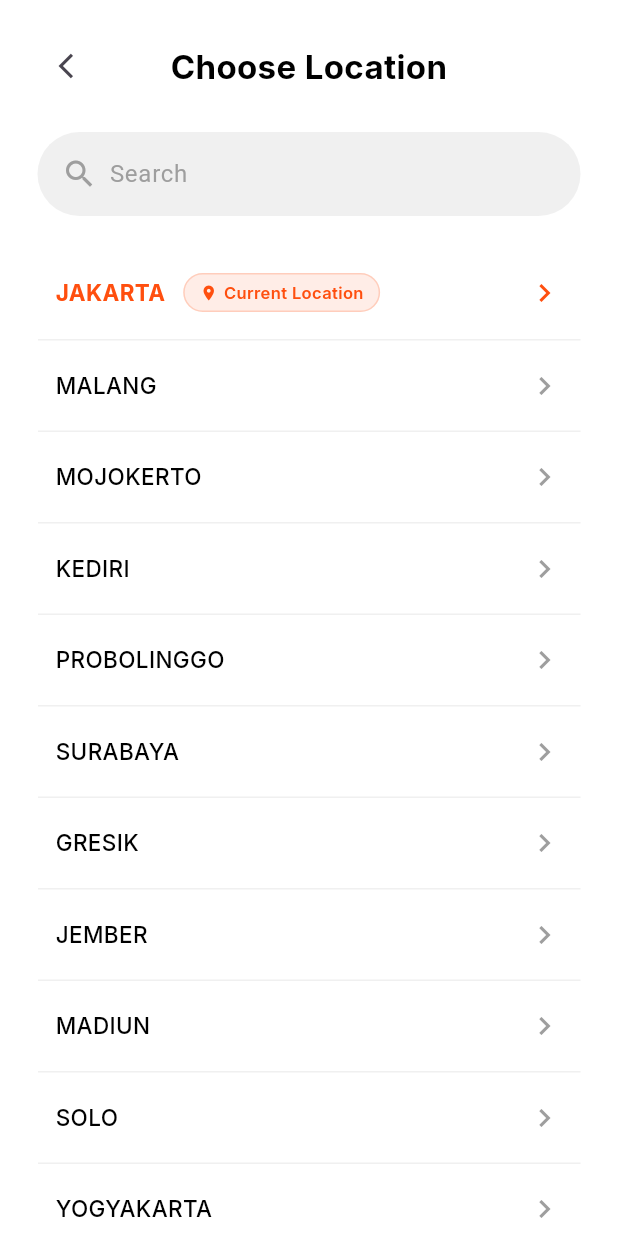
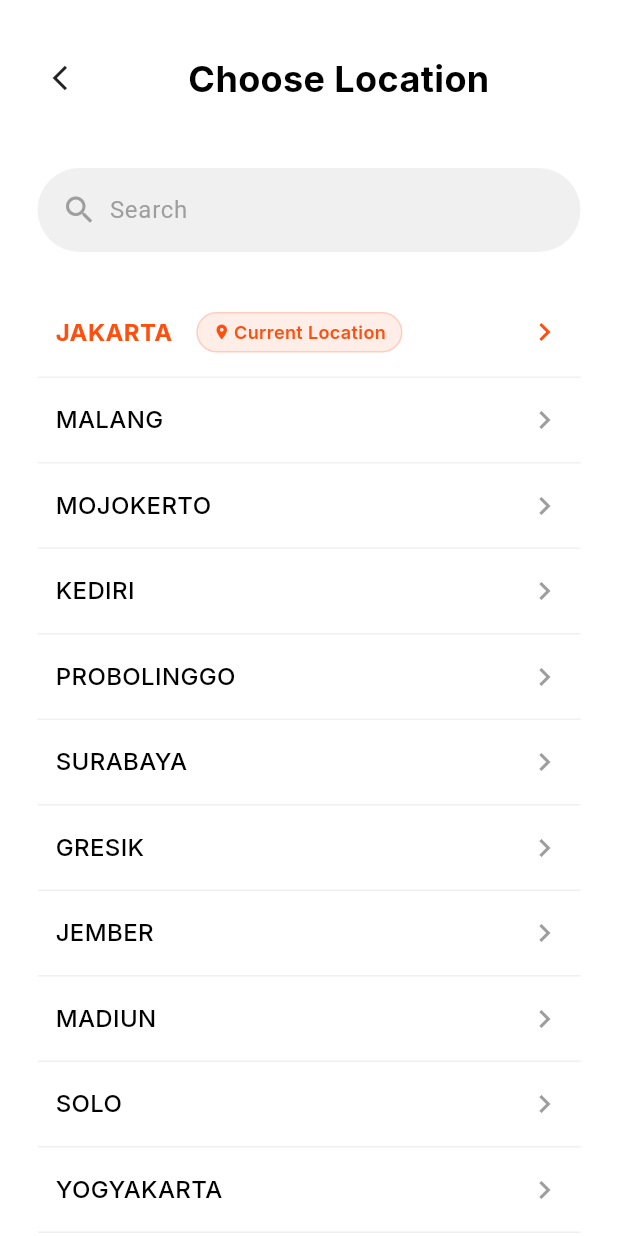
Before and after one commit to akhmaddakhir/aplikasi_teman_resto, a Flutter app: the ChooseLocationPage screen opened by its route, on a phone screen of 412 x 824 dp. Run offline on Flutter 3.47's test engine with Material 3 defaults, Android fonts, the phone set to English and light mode, and no system bars; our stand-ins replace flutter_svg, google_fonts.

Commit message:
update spacing and layout on choose location page

```diff
--- a/lib/pages/onboarding/choose_location_page.dart
+++ b/lib/pages/onboarding/choose_location_page.dart
@@ -84,38 +84,45 @@ class _ChooseLocationPageState extends State<ChooseLocationPage> {
           child: Column(
             crossAxisAlignment: CrossAxisAlignment.stretch,
             children: [
-              const SizedBox(height: 20),
+              const SizedBox(height: 32),
 
               Row(
                 crossAxisAlignment: CrossAxisAlignment.center,
                 children: [
-                  IconButton(
-                    onPressed: () => Navigator.pop(context),
-                    icon: const Icon(Icons.arrow_back_ios, size: 20),
+                  InkWell(
+                    borderRadius: BorderRadius.circular(20),
+                    onTap: () => Navigator.pop(context),
+                    child: const SizedBox(
+                      width: 40,
+                      height: 40,
+                      child: Icon(
+                        Icons.arrow_back_ios,
+                        size: 20,
+                      ),
+                    ),
                   ),
                   Expanded(
                     child: Text(
                       'Choose Location',
                       textAlign: TextAlign.center,
                       style: GoogleFonts.inter(
-                        fontSize: 22,
+                        fontSize: 24,
                         fontWeight: FontWeight.bold,
                         color: AppColors.textDark,
                       ),
                     ),
                   ),
-                  const SizedBox(width: 48),
                 ],
               ),
 
-              const SizedBox(height: 20),
-
+              const SizedBox(height: 40),
               // Search Field
               Container(
-                padding: const EdgeInsets.symmetric(horizontal: 16, vertical: 12),
+                padding:
+                    const EdgeInsets.symmetric(horizontal: 16, vertical: 12),
                 decoration: BoxDecoration(
                   color: AppColors.inputFill,
-                  borderRadius: BorderRadius.circular(30),
+                  borderRadius: BorderRadius.circular(50),
                 ),
                 child: Row(
                   children: [
@@ -141,7 +148,7 @@ class _ChooseLocationPageState extends State<ChooseLocationPage> {
                 ),
               ),
 
-              const SizedBox(height: 20),
+              const SizedBox(height: 24),
 
               // Location List
               Expanded(
@@ -163,7 +170,7 @@ class _ChooseLocationPageState extends State<ChooseLocationPage> {
                       child: Container(
                         padding: const EdgeInsets.symmetric(
                           horizontal: 12,
-                          vertical: 18,
+                          vertical: 16,
                         ),
                         decoration: const BoxDecoration(
                           border: Border(
@@ -181,7 +188,7 @@ class _ChooseLocationPageState extends State<ChooseLocationPage> {
                                 Text(
                                   location['name'],
                                   style: GoogleFonts.inter(
-                                    fontSize: 15,
+                                    fontSize: 16,
                                     fontWeight: location['isCurrent']
                                         ? FontWeight.w700
                                         : FontWeight.w500,
@@ -191,7 +198,7 @@ class _ChooseLocationPageState extends State<ChooseLocationPage> {
                                   ),
                                 ),
                                 if (location['isCurrent']) ...[
-                                  const SizedBox(width: 12),
+                                  const SizedBox(width: 16),
                                   Container(
                                     padding: const EdgeInsets.symmetric(
                                       horizontal: 10,
@@ -201,7 +208,8 @@ class _ChooseLocationPageState extends State<ChooseLocationPage> {
                                       color: AppColors.primary.withOpacity(0.1),
                                       borderRadius: BorderRadius.circular(20),
                                       border: Border.all(
-                                        color: AppColors.primary.withOpacity(0.2),
+                                        color:
+                                            AppColors.primary.withOpacity(0.2),
                                         width: 1,
                                       ),
                                     ),
@@ -212,11 +220,11 @@ class _ChooseLocationPageState extends State<ChooseLocationPage> {
                                           size: 12,
                                           color: AppColors.primary,
                                         ),
-                                        const SizedBox(width: 4),
+                                        const SizedBox(width: 2),
                                         Text(
                                           'Current Location',
                                           style: GoogleFonts.inter(
-                                            fontSize: 11,
+                                            fontSize: 12,
                                             fontWeight: FontWeight.w600,
                                             color: AppColors.primary,
                                           ),
```
